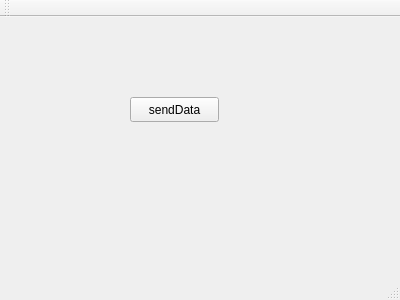
The window that testClient/mainwindow.ui (liyuedong1026/testSocket) describes before a commit, drawn with Qt 5.
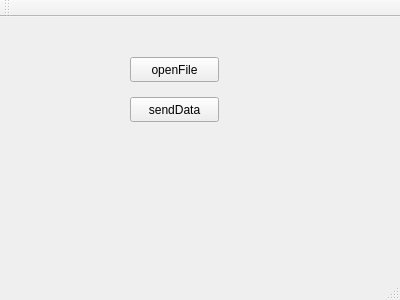
The same window after the commit.

```diff
--- a/testClient/mainwindow.ui
+++ b/testClient/mainwindow.ui
@@ -27,6 +27,19 @@
      <string>sendData</string>
     </property>
    </widget>
+   <widget class="QPushButton" name="btn_openfile">
+    <property name="geometry">
+     <rect>
+      <x>130</x>
+      <y>40</y>
+      <width>89</width>
+      <height>25</height>
+     </rect>
+    </property>
+    <property name="text">
+     <string>openFile</string>
+    </property>
+   </widget>
   </widget>
   <widget class="QMenuBar" name="menuBar">
    <property name="geometry">
```
